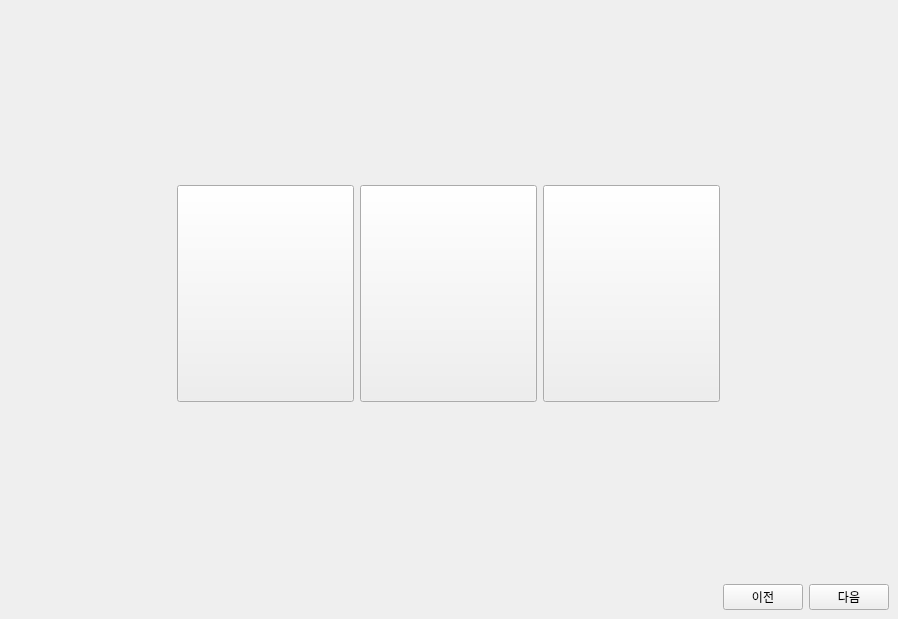
The window that src/wakark.ui (FDFFDFDF/Wak) describes before a commit, drawn with Qt 5.
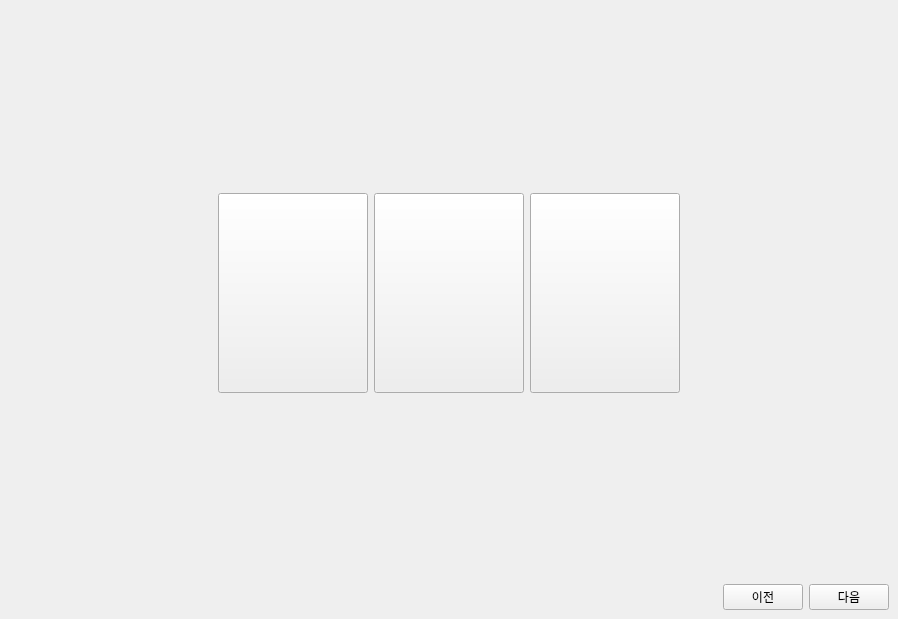
The same window after the commit. The open tabs and pages were chosen to show the change. Icons and pictures are not drawn.

Patch:
```diff
--- a/src/wakark.ui
+++ b/src/wakark.ui
@@ -56,14 +56,14 @@
               </property>
               <property name="minimumSize">
                <size>
-                <width>177</width>
-                <height>217</height>
+                <width>150</width>
+                <height>200</height>
                </size>
               </property>
               <property name="maximumSize">
                <size>
-                <width>177</width>
-                <height>217</height>
+                <width>150</width>
+                <height>200</height>
                </size>
               </property>
               <property name="text">
@@ -81,14 +81,14 @@
               </property>
               <property name="minimumSize">
                <size>
-                <width>177</width>
-                <height>217</height>
+                <width>150</width>
+                <height>200</height>
                </size>
               </property>
               <property name="maximumSize">
                <size>
-                <width>177</width>
-                <height>217</height>
+                <width>150</width>
+                <height>200</height>
                </size>
               </property>
               <property name="text">
@@ -106,14 +106,14 @@
               </property>
               <property name="minimumSize">
                <size>
-                <width>177</width>
-                <height>217</height>
+                <width>150</width>
+                <height>200</height>
                </size>
               </property>
               <property name="maximumSize">
                <size>
-                <width>177</width>
-                <height>217</height>
+                <width>150</width>
+                <height>200</height>
                </size>
               </property>
               <property name="text">
```
Left out of the diff: 2 changed lines with no effect on the pictures.
